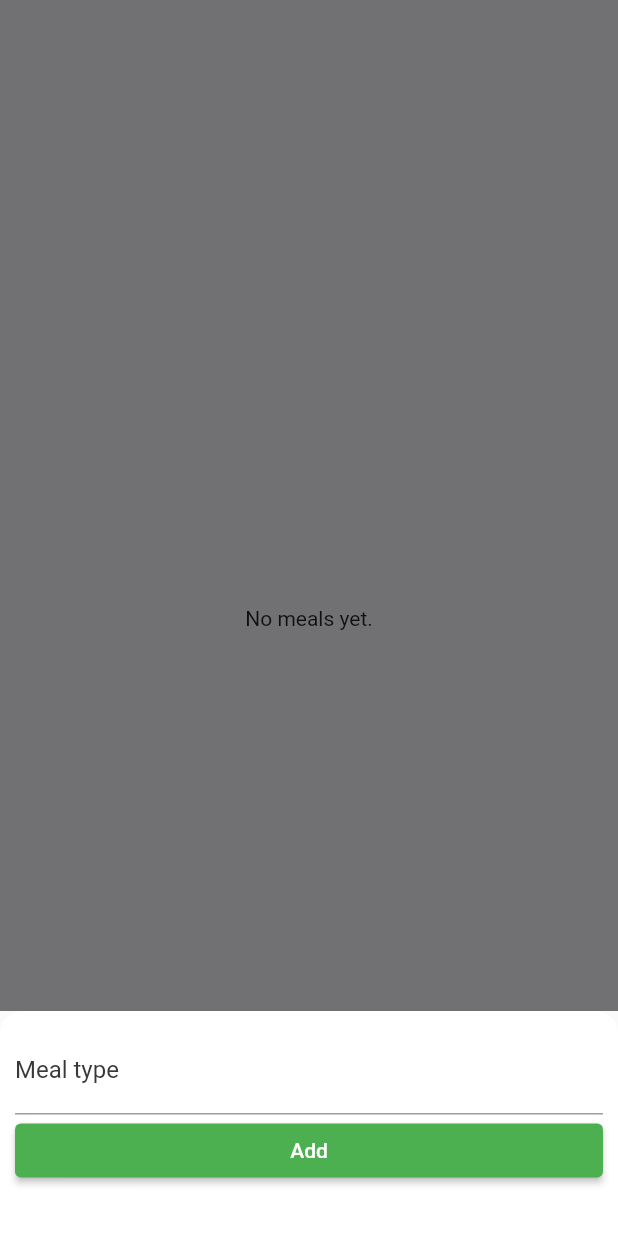
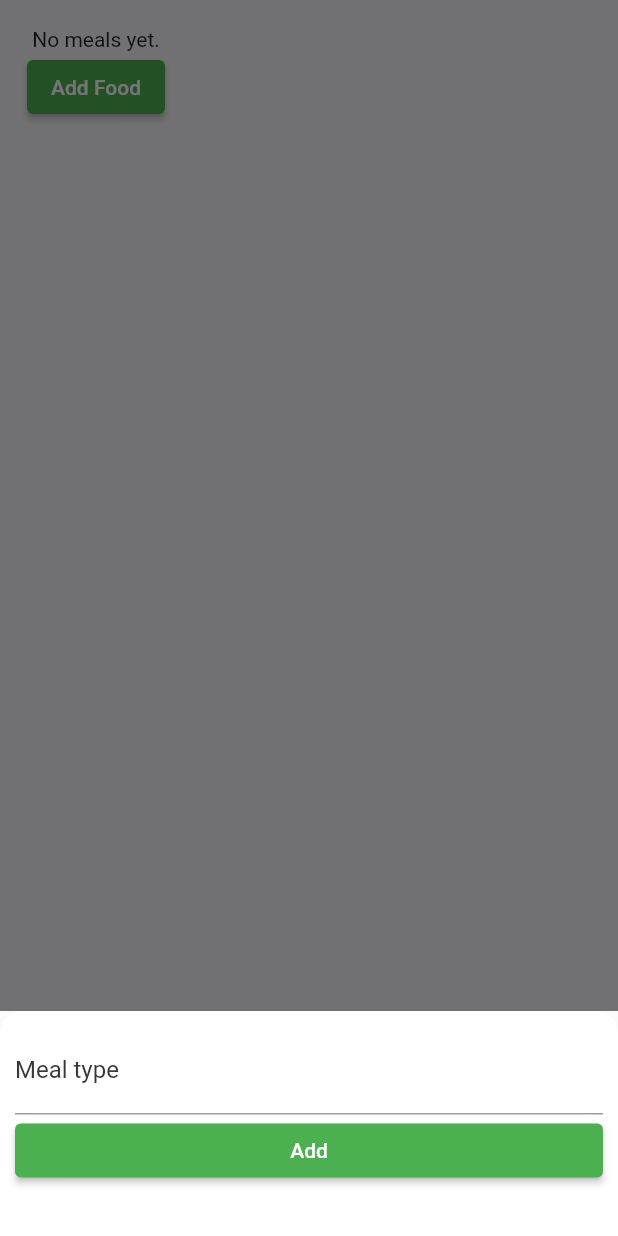
Before and after one commit to blaz-cerpnjak/flutter-nutrition-app, a Flutter app: the FoodScreen screen opened directly, after a tap on the "add" icon, on a phone screen of 412 x 824 dp. Run offline on Flutter 3.47's test engine with Material 2 defaults, Android fonts, the phone set to English and light mode, and no system bars; our stand-ins replace flutter_svg, google_fonts, hive, hive_flutter, percent_indicator, persistent_bottom_nav_bar and 1 more; accounts and stored records are empty.

Commit message:
Implement inserting foods with quantity

```diff
--- a/nutrition_app/lib/models/meal/meal.dart
+++ b/nutrition_app/lib/models/meal/meal.dart
@@ -9,25 +9,21 @@ class Meal extends HiveObject {
 
   Meal({
     required this.id,
-    required this.foods,
-    required this.dateTime,
-    required this.mealType,
+    required this.food,
+    required this.quantity,
   });
 
   @HiveField(0)
   String id;
 
   @HiveField(1)
-  HiveList<Food> foods;
+  Food food;
 
   @HiveField(2)
-  DateTime dateTime;
-
-  @HiveField(3)
-  MealType mealType;
+  double quantity;
 
   @override
   String toString() {
-    return '$mealType, $dateTime: $foods';
+    return '$food - $quantity g';
   }
 }
--- a/nutrition_app/lib/screens/add_food_screen.dart
+++ b/nutrition_app/lib/screens/add_food_screen.dart
@@ -1,5 +1,4 @@
 import 'package:flutter/material.dart';
-import 'package:flutter_bloc/flutter_bloc.dart';
 import 'package:hive/hive.dart';
 import 'package:hive_flutter/hive_flutter.dart';
 import 'package:uuid/uuid.dart';
--- a/nutrition_app/lib/screens/food_screen.dart
+++ b/nutrition_app/lib/screens/food_screen.dart
@@ -1,7 +1,10 @@
 import 'package:flutter/material.dart';
 import 'package:hive_flutter/hive_flutter.dart';
 import 'package:nutrition_app/db/Boxes.dart';
+import 'package:nutrition_app/models/food/food.dart';
+import 'package:nutrition_app/models/meal/meal.dart';
 import 'package:nutrition_app/models/meal_type/meal_type.dart';
+import 'package:nutrition_app/screens/choose_food_screen.dart';
 import 'package:uuid/uuid.dart';
 
 class FoodScreen extends StatefulWidget {
@@ -12,6 +15,13 @@ class FoodScreen extends StatefulWidget {
 }
 
 class _FoodScreenState extends State<FoodScreen> {
+  late Box<Meal> mealsBox;
+
+  @override
+  void initState() {
+    mealsBox = Boxes.getMealsBox();
+    super.initState();
+  }
 
   @override
   void dispose() {
@@ -22,7 +32,7 @@ class _FoodScreenState extends State<FoodScreen> {
   void addMealType(String name) {
     final mealTypesBox = Boxes.getMealTypesBox();
 
-    String uuid = Uuid().v4();
+    String uuid = const Uuid().v4();
     final MealType mealType = MealType(id: uuid, name: name, position: 0);
 
     mealTypesBox.add(mealType);
@@ -35,6 +45,21 @@ class _FoodScreenState extends State<FoodScreen> {
 
   void deleteMealType(MealType mealType) {
     mealType.delete();
+  }
+
+  void addMeal(Meal meal) {
+    final mealsBox = Boxes.getMealsBox();
+    mealsBox.add(meal);
+  }
+
+  Future<void> navigateAndAddSelection(BuildContext context) async {
+    Meal? meal = await Navigator.push(
+      context,
+      MaterialPageRoute(builder: (context) => const ChooseFoodScreen())
+    );
+    if (meal != null) {
+      addMeal(meal);
+    }
   }
 
   void openBottomSheet(MealType? mealType) {
@@ -93,12 +118,15 @@ class _FoodScreenState extends State<FoodScreen> {
 
     return Scaffold(
       backgroundColor: Theme.of(context).backgroundColor,
-      body: ValueListenableBuilder<Box<MealType>>(
-        valueListenable: Boxes.getMealTypesBox().listenable(),
-        builder: (context, box, _) {
-          final mealTypes = box.values.toList().cast<MealType>();
-          return buildContent(mealTypes);
-        }
+      body: Padding(
+        padding: const EdgeInsets.all(10),
+        child: ValueListenableBuilder<Box<Meal>>(
+          valueListenable: Boxes.getMealsBox().listenable(),
+          builder: (context, box, _) {
+            final meals = box.values.toList().cast<Meal>();
+            return buildFoodList(meals);
+          }
+        ),
       ),
       floatingActionButton: FloatingActionButton(
         onPressed: () {
@@ -110,6 +138,63 @@ class _FoodScreenState extends State<FoodScreen> {
       ),
     );
 
+  }
+
+  Widget buildFoodList(List<Meal> meals) {
+    if (meals.isEmpty) {
+      return Padding(
+        padding: const EdgeInsets.all(8.0),
+        child: Column(
+          mainAxisAlignment: MainAxisAlignment.start,
+          children: <Widget> [
+            const Text("No meals yet."),
+            ElevatedButton(
+              onPressed: () {
+                navigateAndAddSelection(context);
+              },
+              style: ElevatedButton.styleFrom(primary: Colors.green),
+              child: const Text("Add Food"),
+            ),
+          ],
+        ),
+      );
+    } else {
+      return ListView(
+        children: [
+          ListView.builder(
+            scrollDirection: Axis.vertical,
+            shrinkWrap: true,
+            itemCount: meals.length,
+            itemBuilder: (context, index) {
+              return Card(
+                child: Column(
+                  mainAxisSize: MainAxisSize.min,
+                  children: <Widget>[
+                    ListTile(
+                      title: Text(meals[index].food.title),
+                      subtitle: Text(meals[index].quantity.toString()),
+                      trailing: IconButton(
+                        icon: Icon(Icons.edit_rounded),
+                        onPressed: () {
+
+                        },
+                      ),
+                    ),
+                  ],
+                )
+              );
+            }
+          ),
+          ElevatedButton(
+            onPressed: () {
+              navigateAndAddSelection(context);
+            },
+            style: ElevatedButton.styleFrom(primary: Colors.green),
+            child: const Text("Add Food"),
+          ),
+        ],
+      );
+    }
   }
 
   Widget buildContent(List<MealType> mealTypes) {
```
Also changed, not shown: nutrition_app/lib/main.dart (+16 -15 lines), nutrition_app/lib/screens/choose_food_screen.dart (added, +153 -0 lines), nutrition_app/lib/screens/main_screen.dart (+10 -12 lines), nutrition_app/lib/widgets/food_list_item.dart (added, +43 -0 lines), nutrition_app/pubspec.yaml (+1 -57 lines), nutrition_app/lib/models/meal/meal.g.dart.
